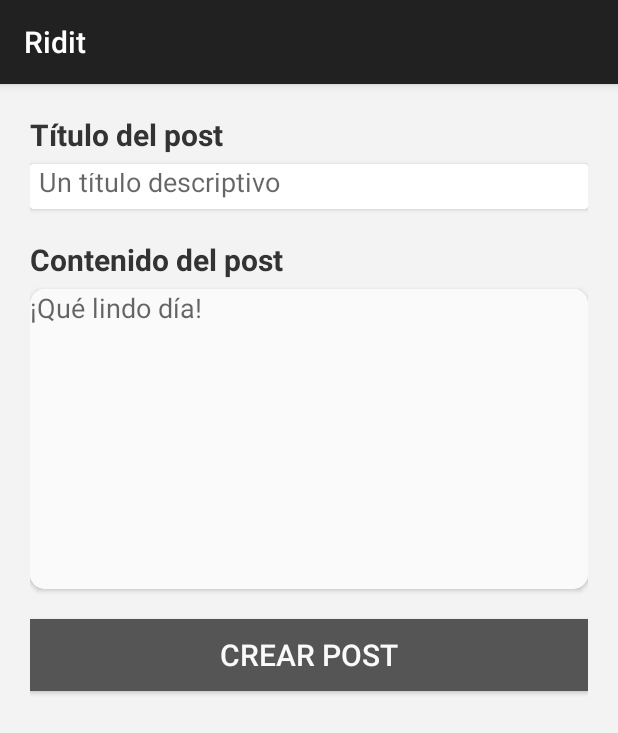
After one commit to SAINTTTT/kotlin-ridit, an Android app built with Jetpack Compose: the CreatePostActivity screen opened directly, with no data from a screen before it, on a phone screen of 412 x 824 dp. The commit adds this screen. Shown: the top 733 px of the screen. Run offline under Robolectric (Android 15) with nearby library versions, the phone set to English and light mode, and no system bars.

Commit message:
Se crea pantalla para creación de post

```diff
--- a/app/src/main/AndroidManifest.xml
+++ b/app/src/main/AndroidManifest.xml
@@ -14,6 +14,9 @@
         android:supportsRtl="true"
         android:theme="@style/Theme.Kotlinridit"
         tools:targetApi="31">
+        <activity
+            android:name=".CreatePostActivity"
+            android:exported="false" />
         <activity
             android:name=".PostActivity"
             android:exported="false" />
--- /dev/null
+++ b/app/src/main/java/com/example/kotlin_ridit/CreatePostActivity.kt
@@ -0,0 +1,40 @@
+package com.example.kotlin_ridit
+
+import android.os.Bundle
+import android.util.Log
+import android.widget.Button
+import android.widget.EditText
+import androidx.activity.enableEdgeToEdge
+import androidx.appcompat.app.AppCompatActivity
+import androidx.core.view.ViewCompat
+import androidx.core.view.WindowInsetsCompat
+
+class CreatePostActivity : AppCompatActivity() {
+
+    private lateinit var etPostTitle: EditText
+    private lateinit var etPostContent: EditText
+    private lateinit var btPostCreate: Button
+
+    override fun onCreate(savedInstanceState: Bundle?) {
+        super.onCreate(savedInstanceState)
+        setContentView(R.layout.activity_create_post)
+        initComponents()
+        initUI()
+    }
+
+    private fun initComponents() {
+        etPostTitle = findViewById(R.id.etPostTitle)
+        etPostContent = findViewById(R.id.etPostContent)
+        btPostCreate = findViewById(R.id.btPostCreate)
+    }
+
+    private fun initUI() {
+        btPostCreate.setOnClickListener {
+            val title = etPostTitle.text.toString()
+            val content = etPostContent.text.toString()
+            if (title != "" && content != "") {
+                Log.i("POST", "$title, $content")
+            }
+        }
+    }
+}
--- /dev/null
+++ b/app/src/main/res/layout/activity_create_post.xml
@@ -0,0 +1,75 @@
+<?xml version="1.0" encoding="utf-8"?>
+<LinearLayout xmlns:android="http://schemas.android.com/apk/res/android"
+    xmlns:app="http://schemas.android.com/apk/res-auto"
+    android:layout_width="match_parent"
+    android:layout_height="match_parent"
+    android:background="#F3F3F3"
+    android:orientation="vertical"
+    android:padding="20dp">
+
+    <TextView
+        android:layout_width="wrap_content"
+        android:layout_height="wrap_content"
+        android:layout_marginBottom="6dp"
+        android:text="@string/create_post_title_header"
+        android:textColor="#333"
+        android:textSize="20sp"
+        android:textStyle="bold" />
+
+    <androidx.cardview.widget.CardView
+        android:layout_width="match_parent"
+        android:layout_height="wrap_content"
+        android:layout_marginBottom="20dp"
+        app:cardCornerRadius="2dp">
+
+        <EditText
+            android:id="@+id/etPostTitle"
+            android:layout_width="match_parent"
+            android:layout_height="30dp"
+            android:height="60dp"
+            android:background="@null"
+            android:hint="@string/hint_create_post_title"
+            android:inputType="text"
+            android:padding="6sp" />
+    </androidx.cardview.widget.CardView>
+
+    <TextView
+        android:layout_width="wrap_content"
+        android:layout_height="wrap_content"
+        android:layout_marginBottom="6dp"
+        android:text="@string/create_post_content_header"
+        android:textColor="#333"
+        android:textSize="20sp"
+        android:textStyle="bold" />
+
+    <androidx.cardview.widget.CardView
+        android:layout_width="match_parent"
+        android:layout_height="wrap_content"
+        android:layout_marginBottom="20dp"
+        android:background="@color/teal_200"
+        android:padding="10dp"
+        app:cardCornerRadius="10dp">
+
+        <EditText
+            android:id="@+id/etPostContent"
+            android:layout_width="match_parent"
+            android:layout_height="wrap_content"
+            android:background="#fafafa"
+            android:foregroundTint="#FFFFFF"
+            android:gravity="top"
+            android:hint="@string/hint_create_post_content"
+            android:inputType="textMultiLine"
+            android:minHeight="200dp" />
+
+    </androidx.cardview.widget.CardView>
+
+
+    <Button
+        android:id="@+id/btPostCreate"
+        android:layout_width="match_parent"
+        android:layout_height="wrap_content"
+        android:background="#555"
+        android:text="@string/create_post_btn_text"
+        android:textColor="#fafafa"
+        android:textSize="20sp" />
+</LinearLayout>
--- a/app/src/main/res/values/strings.xml
+++ b/app/src/main/res/values/strings.xml
@@ -1,4 +1,9 @@
 <resources>
     <string name="app_name">kotlin-ridit</string>
     <string name="appName">ridit</string>
+    <string name="hint_create_post_title">Un título descriptivo</string>
+    <string name="hint_create_post_content">¡Qué lindo día!</string>
+    <string name="create_post_title_header">Título del post</string>
+    <string name="create_post_content_header">Contenido del post</string>
+    <string name="create_post_btn_text">Crear Post</string>
 </resources>
```
